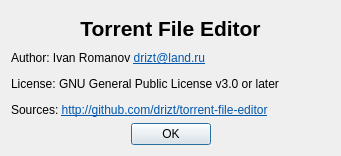
Before: the Qt Designer form aboutdlg.ui in torrent-file-editor/torrent-file-editor, drawn with Qt 5.
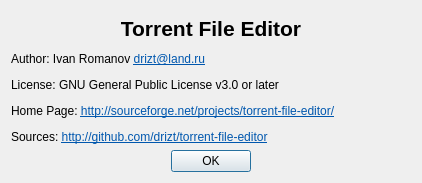
After: the same form once the commit is applied.

Commit message: added link to SourceForge home page

Patch:
```diff
--- a/aboutdlg.ui
+++ b/aboutdlg.ui
@@ -6,8 +6,8 @@
    <rect>
     <x>0</x>
     <y>0</y>
-    <width>341</width>
-    <height>156</height>
+    <width>422</width>
+    <height>183</height>
    </rect>
   </property>
   <property name="windowTitle">
@@ -37,6 +37,7 @@
       <string>&lt;html&gt;&lt;head/&gt;&lt;body&gt;
 &lt;p&gt;Author: Ivan Romanov &lt;a href=&quot;mailto:drizt@land.ru&quot;&gt;&lt;span style=&quot; text-decoration: underline; color:#0057ae;&quot;&gt;drizt@land.ru&lt;/span&gt;&lt;/a&gt;&lt;/p&gt;
 &lt;p&gt;License: &lt;/span&gt;&lt;/a&gt;GNU General Public License v3.0 or later&lt;/p&gt;
+&lt;p&gt;Home Page: &lt;a href=&quot;http://sourceforge.net/projects/torrent-file-editor/&quot;&gt;&lt;span style=&quot; text-decoration: underline; color:#0057ae;&quot;&gt;http://sourceforge.net/projects/torrent-file-editor/&lt;/span&gt;&lt;/a&gt;&lt;/p&gt;&lt;/body&gt;&lt;/html&gt;
 &lt;p&gt;Sources: &lt;a href=&quot;http://github.com/drizt/torrent-file-editor&quot;&gt;&lt;span style=&quot; text-decoration: underline; color:#0057ae;&quot;&gt;http://github.com/drizt/torrent-file-editor&lt;/span&gt;&lt;/a&gt;&lt;/p&gt;&lt;/body&gt;&lt;/html&gt;</string>
      </property>
      <property name="openExternalLinks">
```
